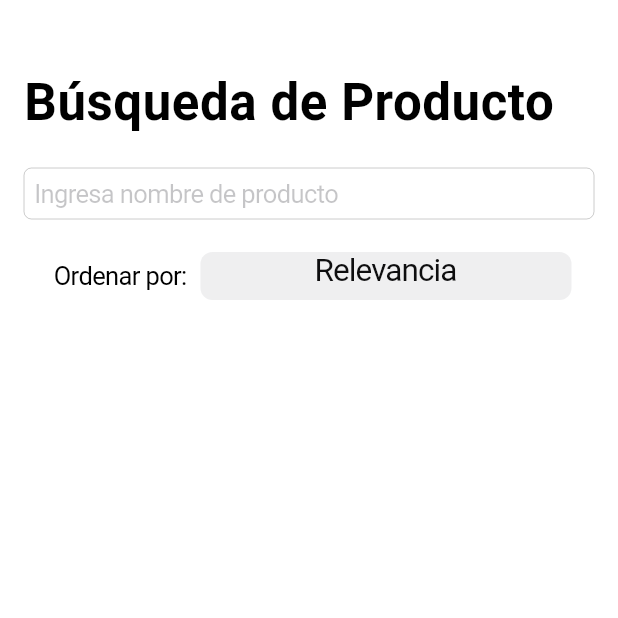
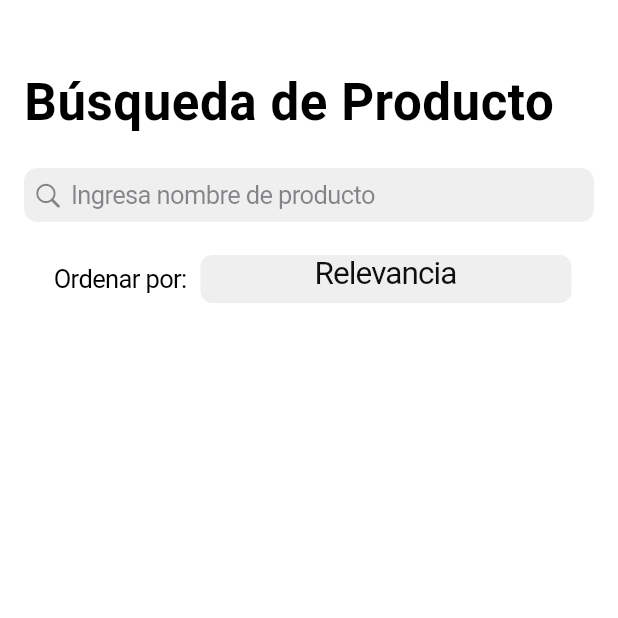
Before and after one commit to FernandoMay/livproducts, a Flutter app: the screen it shows after launch, on a phone screen of 412 x 824 dp, the top half of it. Run offline on Flutter 3.47's test engine with Material 2 defaults, Android fonts, the light colour scheme and no system bars.

Commit message:
first commit

```diff
--- a/lib/searchview.dart
+++ b/lib/searchview.dart
@@ -61,7 +61,7 @@ class _ProductSearchViewState extends State<ProductSearchView> {
           SliverPadding(
             padding: const EdgeInsets.all(16.0),
             sliver: SliverToBoxAdapter(
-              child: CupertinoTextField(
+              child: CupertinoSearchTextField(
                 controller: _searchController,
                 placeholder: 'Ingresa nombre de producto',
                 onChanged: (value) {
```
